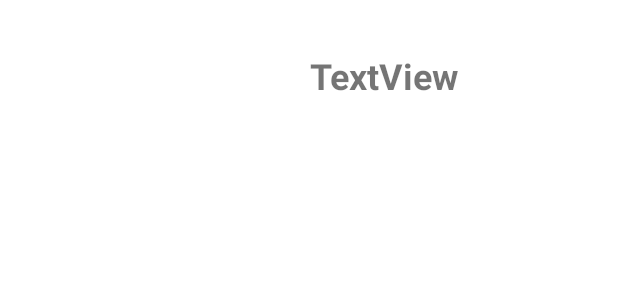
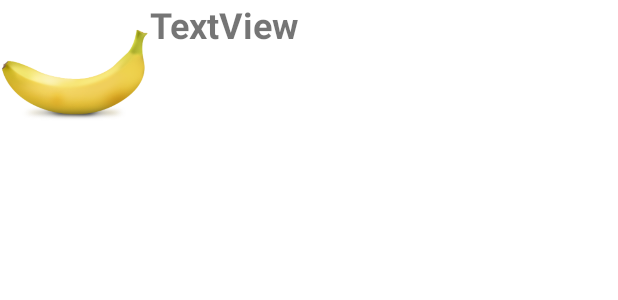
Before and after one commit to bsef19a531/MC_HomeWork_Fruit_Pronounciation_Learner, an Android app: the layout activity_custom_list_view.xml on its own in the app's theme, with its tools: preview values and no code run, on a phone screen of 412 x 824 dp. Shown: the top 300 px of the screen. Run offline under Robolectric (Android 15) with nearby library versions, the phone set to English and light mode, and no system bars.

Commit message:
Changed List layout to LinearLayout

```diff
--- a/app/src/main/java/com/example/fruitpronounciationlearner/CustomListAdapter.java
+++ b/app/src/main/java/com/example/fruitpronounciationlearner/CustomListAdapter.java
@@ -31,9 +31,9 @@
         View v = inflater.inflate(R.layout.activity_custom_list_view, viewGroup, true);
 
         TextView txtView = (TextView) v.findViewById(R.id.textView);
-        ImageView imgView = (ImageView) v.findViewById(R.id.imageIcon);
+//        ImageView imgView = (ImageView) v.findViewById(R.id.imageIcon);
         txtView.setText(Names[i]);
-        imgView.setImageResource(Images[i]);
+//        imgView.setImageResource(Images[i]);
         return v;
 
     }
--- a/app/src/main/java/com/example/fruitpronounciationlearner/MainActivity.java
+++ b/app/src/main/java/com/example/fruitpronounciationlearner/MainActivity.java
@@ -24,7 +24,7 @@
 //        ArrayList<ListItem> lst = new ArrayList<>();
 
 //        lst.add(new ListItem("Apple", R.drawable.apple));
-        lst.add(new ListItem("Banana", R.drawable.ic_launcher_background));
+        lst.add(new ListItem("Banana", R.drawable.banana));
 
         CustomizedListAdapter customAdapter = new CustomizedListAdapter(this, lst);
 
--- a/app/src/main/res/layout/activity_custom_list_view.xml
+++ b/app/src/main/res/layout/activity_custom_list_view.xml
@@ -1,8 +1,9 @@
 <?xml version="1.0" encoding="utf-8"?>
-<androidx.constraintlayout.widget.ConstraintLayout xmlns:android="http://schemas.android.com/apk/res/android"
+<LinearLayout xmlns:android="http://schemas.android.com/apk/res/android"
     xmlns:app="http://schemas.android.com/apk/res-auto"
     xmlns:tools="http://schemas.android.com/tools"
     android:layout_width="match_parent"
+    android:orientation="horizontal"
     android:layout_height="wrap_content"
     tools:context=".CustomListView">
 
@@ -12,7 +13,8 @@
         android:layout_height="100dp"
         app:layout_constraintBottom_toBottomOf="parent"
         app:layout_constraintStart_toStartOf="parent"
-        app:layout_constraintTop_toTopOf="parent" />
+        app:layout_constraintTop_toTopOf="parent"
+        app:srcCompat="@drawable/banana" />
 
     <TextView
         android:id="@+id/textView"
@@ -25,6 +27,6 @@
         android:textStyle="bold"
         app:layout_constraintBottom_toBottomOf="parent"
         app:layout_constraintEnd_toEndOf="parent"
-        app:layout_constraintStart_toEndOf="@+id/imageIcon"
+        app:layout_constraintStart_toStartOf="parent"
         app:layout_constraintTop_toTopOf="parent" />
-</androidx.constraintlayout.widget.ConstraintLayout>
+</LinearLayout>
--- a/app/src/main/res/layout/activity_main.xml
+++ b/app/src/main/res/layout/activity_main.xml
@@ -20,7 +20,7 @@
     <ListView
         android:id="@+id/myListView"
         android:layout_width="match_parent"
-        android:layout_height="wrap_content"
+        android:layout_height="400dp"
         app:layout_constraintBottom_toBottomOf="parent"
         app:layout_constraintEnd_toEndOf="parent"
         app:layout_constraintStart_toStartOf="parent"
```
